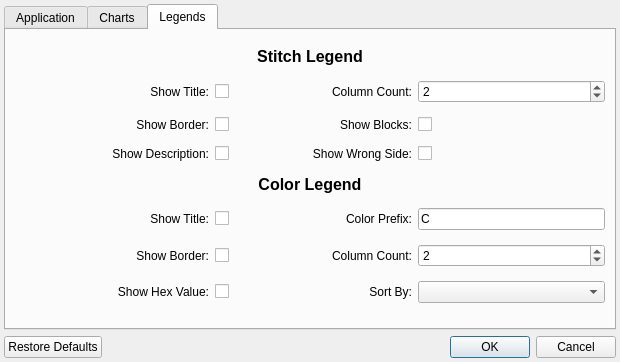
This is src/settings.ui in iPenguin/CrochetCharts as Qt 5 draws it before an edit. The edited form follows.
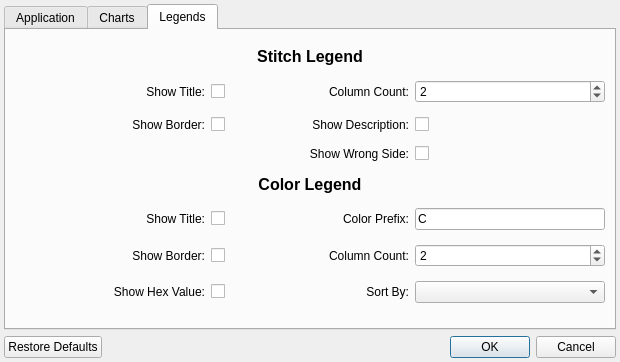
This is the edited form. The open tabs and pages were chosen to show the change.

What changed in the file:
```diff
--- a/src/settings.ui
+++ b/src/settings.ui
@@ -546,32 +546,6 @@
          </property>
         </widget>
        </item>
-       <item row="5" column="2">
-        <widget class="QCheckBox" name="showStitchDescription">
-         <property name="sizePolicy">
-          <sizepolicy hsizetype="Minimum" vsizetype="Fixed">
-           <horstretch>0</horstretch>
-           <verstretch>0</verstretch>
-          </sizepolicy>
-         </property>
-         <property name="text">
-          <string/>
-         </property>
-        </widget>
-       </item>
-       <item row="5" column="1">
-        <widget class="QLabel" name="label_17">
-         <property name="text">
-          <string>Show Description:</string>
-         </property>
-         <property name="alignment">
-          <set>Qt::AlignRight|Qt::AlignTrailing|Qt::AlignVCenter</set>
-         </property>
-         <property name="buddy">
-          <cstring>showStitchDescription</cstring>
-         </property>
-        </widget>
-       </item>
        <item row="4" column="1">
         <widget class="QLabel" name="label_19">
          <property name="text">
@@ -690,8 +664,21 @@
          </property>
         </widget>
        </item>
+       <item row="4" column="3">
+        <widget class="QLabel" name="label_17">
+         <property name="text">
+          <string>Show Description:</string>
+         </property>
+         <property name="alignment">
+          <set>Qt::AlignRight|Qt::AlignTrailing|Qt::AlignVCenter</set>
+         </property>
+         <property name="buddy">
+          <cstring>showStitchDescription</cstring>
+         </property>
+        </widget>
+       </item>
        <item row="4" column="4">
-        <widget class="QCheckBox" name="showStitchBlock">
+        <widget class="QCheckBox" name="showStitchDescription">
          <property name="sizePolicy">
           <sizepolicy hsizetype="Minimum" vsizetype="Fixed">
            <horstretch>0</horstretch>
@@ -703,19 +690,6 @@
          </property>
         </widget>
        </item>
-       <item row="4" column="3">
-        <widget class="QLabel" name="label_16">
-         <property name="text">
-          <string>Show Blocks:</string>
-         </property>
-         <property name="alignment">
-          <set>Qt::AlignRight|Qt::AlignTrailing|Qt::AlignVCenter</set>
-         </property>
-         <property name="buddy">
-          <cstring>showStitchBlock</cstring>
-         </property>
-        </widget>
-       </item>
       </layout>
      </widget>
     </widget>
```
Left out of the diff: 7 changed lines with no effect on the pictures.
